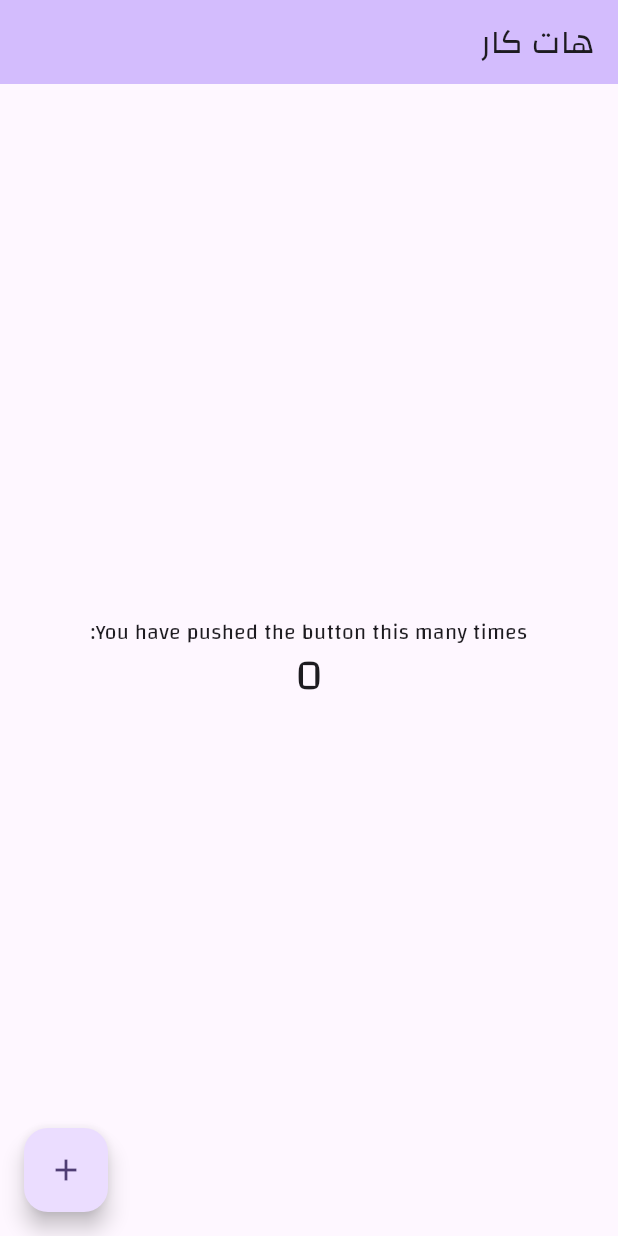
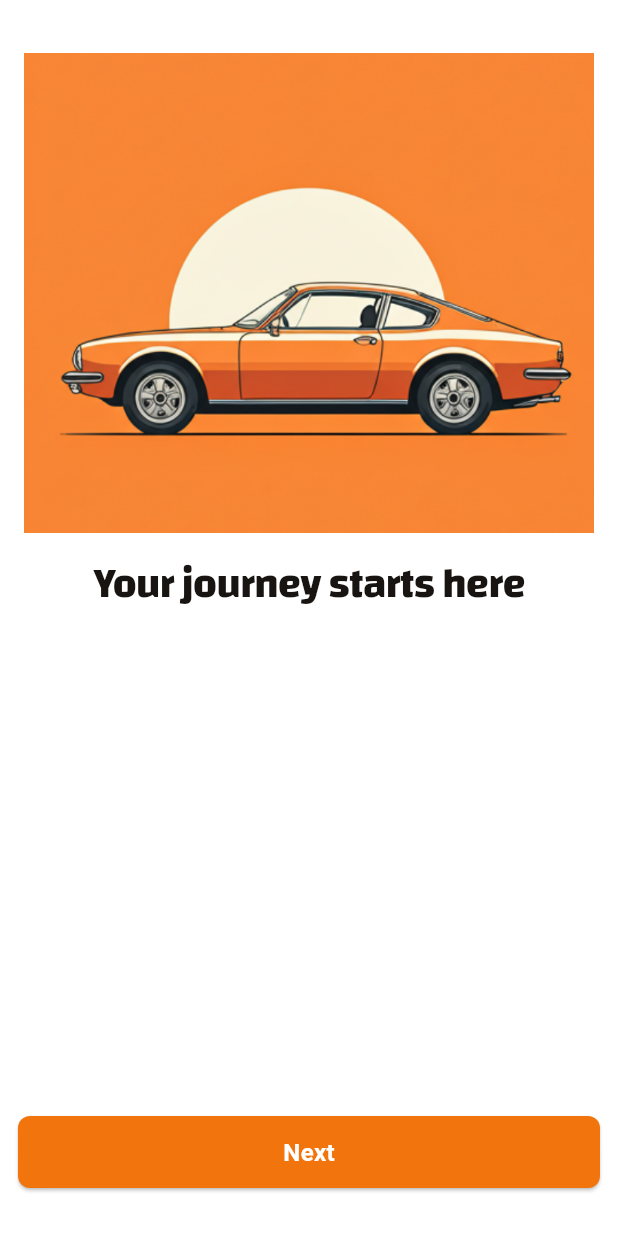
Before and after one commit to pmmohammedfarman/HaatCar-mobile-app, a Flutter app: the screen it shows after launch, on a phone screen of 412 x 824 dp. Run offline on Flutter 3.47's test engine with Material 3 defaults, Android fonts, the light colour scheme and no system bars; our stand-ins replace flutter_riverpod, shared_preferences.

Commit message:
created the onboarding screens .

```diff
--- a/lib/my_app.dart
+++ b/lib/my_app.dart
@@ -5,6 +5,7 @@ import 'package:haat_car/home_screen.dart';
 import 'application/locale_provider.dart';
 import 'l10n/app_localizations.dart';
 import 'l10n/l10.dart';
+import 'presentation/onboarding_screens/onboarding_welcome_screen.dart';
 
 class MyApp extends ConsumerWidget {
   const MyApp({super.key});
@@ -19,11 +20,13 @@ class MyApp extends ConsumerWidget {
         GlobalMaterialLocalizations.delegate,
         GlobalWidgetsLocalizations.delegate,
       ],
-      locale: ref.watch(localeProvider).value ?? Locale('en'),
+      locale:  Locale('en'),
+      // ref.watch(localeProvider).value ?? Locale('en'),
       supportedLocales: L10n.all,
       debugShowCheckedModeBanner: false,
       title: '${AppLocalizations.of(context)?.appTitle}',
-      home: MyHomePage(title: '${AppLocalizations.of(context)?.appTitle}'),
+      home: OnboardingWelcomeScreen(),
+      // MyHomePage(title: '${AppLocalizations.of(context)?.appTitle}'),
       // routerConfig: router,
       theme: ThemeData(
         colorScheme: ColorScheme.fromSeed(seedColor: Colors.deepPurple),
--- /dev/null
+++ b/lib/presentation/onboarding_screens/onboarding_welcome_screen.dart
@@ -0,0 +1,102 @@
+import 'package:flutter/material.dart';
+import 'package:flutter_riverpod/flutter_riverpod.dart';
+import 'package:haat_car/presentation/onboarding_screens/onboarding_features_screen.dart';
+
+class OnboardingWelcomeScreen extends ConsumerWidget {
+  const OnboardingWelcomeScreen({super.key});
+
+  @override
+  Widget build(BuildContext context, WidgetRef ref) {
+    return Scaffold(
+      backgroundColor: Colors.white,
+      body: Column(
+        mainAxisAlignment: MainAxisAlignment.spaceBetween,
+        children: [
+          // Top section: Image container and title
+          SizedBox(height: 35.0),
+          Expanded(
+            child: Padding(
+              padding: const EdgeInsets.symmetric(
+                horizontal: 16.0,
+              ), // Approximate px-4
+              child: Column(
+                children: [
+                  // Image container (min-h-80 ≈ 320px, but flexible for screen)
+                  Container(
+                    width: double.infinity,
+                    height: 320.0, // min-h-80 in Tailwind is 20rem (320px)
+                    decoration: const BoxDecoration(
+                      image: DecorationImage(
+                        image: AssetImage(
+                          'assets/images/onboarding/welcome_image.png'
+                        ),
+                        fit: BoxFit.cover,
+                        alignment: Alignment.center,
+                        repeat: ImageRepeat.noRepeat,
+                      ),
+                    ),
+                  ),
+                  const SizedBox(height: 20.0), // pt-5 ≈ 20px
+                  const Text(
+                    'Your journey starts here',
+                    textAlign: TextAlign.center,
+                    style: TextStyle(
+                      color: Color(0xFF181411), // #181411
+                      fontSize: 28.0,
+                      fontWeight: FontWeight.bold,
+                      letterSpacing:
+                          -0.7, // Approximate tracking-light (-0.025em at 28px)
+                      height: 1.0, // leading-tight
+                    ),
+                  ),
+                  const SizedBox(height: 12.0), // pb-3 ≈ 12px
+                ],
+              ),
+            ),
+          ),
+          // Bottom section: Button and spacer
+          Padding(
+            padding: const EdgeInsets.all(12.0), // py-3 px-4
+            child: Column(
+              children: [
+                SizedBox(
+                  width: double.infinity,
+                  height: 48.0, // h-12
+                  child: ElevatedButton(
+                    onPressed: () {
+                      Navigator.of(context).push(
+                        MaterialPageRoute(
+                          builder: (context) => OnboardingFeaturesScreen(),
+                        ),
+                      );
+                    },
+                    style: ElevatedButton.styleFrom(
+                      backgroundColor: const Color(0xFFF2740D), // #f2740d
+                      foregroundColor: Colors.white,
+                      shape: RoundedRectangleBorder(
+                        borderRadius: BorderRadius.circular(8.0), // rounded-lg
+                      ),
+                      padding: const EdgeInsets.symmetric(
+                        horizontal: 20.0,
+                      ), // px-5
+                      minimumSize: const Size(84.0, 48.0), // min-w-84 h-12
+                      maximumSize: const Size(480.0, 48.0), // max-w-480
+                      textStyle: const TextStyle(
+                        fontSize: 16.0, // text-base
+                        fontWeight: FontWeight.bold,
+                        letterSpacing: 0.24, // tracking-[0.015em]
+                        height: 1.25, // leading-normal
+                      ),
+                    ),
+                    child: const Text('Next'),
+                  ),
+                ),
+                const SizedBox(height: 20.0), // h-5 ≈ 20px
+              ],
+            ),
+          ),
+        ],
+      ),
+    );
+  }
+}
--- a/pubspec.yaml
+++ b/pubspec.yaml
@@ -73,9 +73,9 @@ flutter:
   generate: true
 
   # To add assets to your application, add an assets section, like this:
-  # assets:
-  #   - images/a_dot_burr.jpeg
-  #   - images/a_dot_ham.jpeg
+  assets:
+     - assets/images/onboarding/ready_to_go_image.png
+     - assets/images/onboarding/welcome_image.png
 
   # An image asset can refer to one or more resolution-specific "variants", see
   # https://flutter.dev/to/resolution-aware-images
```
Also changed, not shown: lib/presentation/onboarding_screens/onboarding_features_screen.dart (added, +251 -0 lines), lib/presentation/onboarding_screens/ready_to_go_screen.dart (added, +130 -0 lines), assets/images/onboarding/ready_to_go_image.png (added), assets/images/onboarding/welcome_image.png (added).
